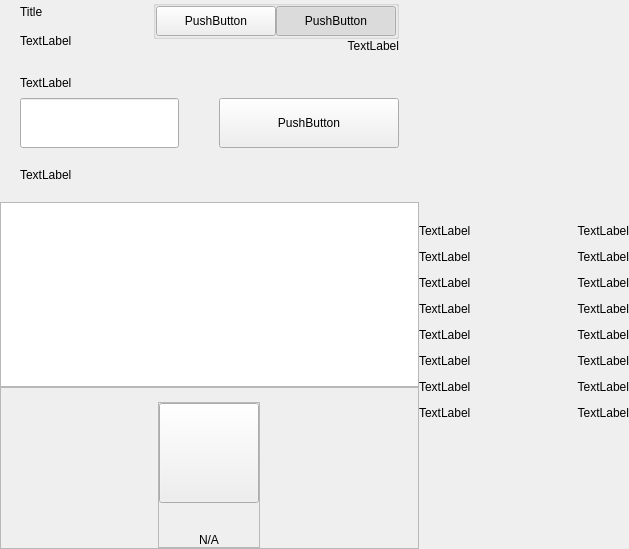
First picture: the form in src/qt/concrete/forms/privacywidget.ui, repository CONCRETE-Project/CONCRETE, before the edit.
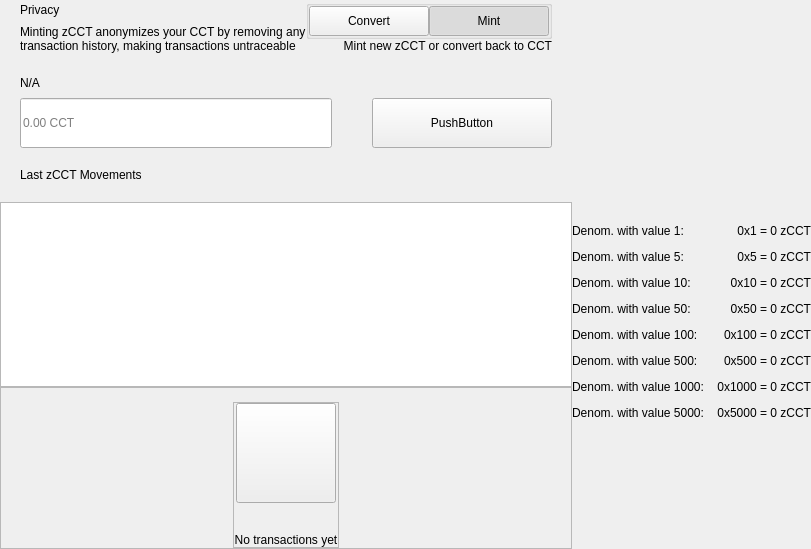
Second picture: the form after the edit. Custom widgets are drawn as their Qt base class.

```diff
--- a/src/qt/concrete/forms/privacywidget.ui
+++ b/src/qt/concrete/forms/privacywidget.ui
@@ -73,7 +73,7 @@
               <item>
                <widget class="QLabel" name="labelTitle">
                 <property name="text">
-                 <string>Title</string>
+                 <string>Privacy</string>
                 </property>
                </widget>
               </item>
@@ -86,7 +86,8 @@
                  </size>
                 </property>
                 <property name="text">
-                 <string>TextLabel</string>
+                 <string>Minting zCCT anonymizes your CCT by removing any
+transaction history, making transactions untraceable</string>
                 </property>
                </widget>
               </item>
@@ -162,7 +163,7 @@
                      <enum>Qt::NoFocus</enum>
                     </property>
                     <property name="text">
-                     <string>PushButton</string>
+                     <string>Convert</string>
                     </property>
                     <property name="checkable">
                      <bool>true</bool>
@@ -190,7 +191,7 @@
                      <enum>Qt::NoFocus</enum>
                     </property>
                     <property name="text">
-                     <string>PushButton</string>
+                     <string>Mint</string>
                     </property>
                     <property name="checkable">
                      <bool>true</bool>
@@ -209,7 +210,7 @@
                <item alignment="Qt::AlignTop">
                 <widget class="QLabel" name="labelSubtitle2">
                  <property name="text">
-                  <string>TextLabel</string>
+                  <string>Mint new zCCT or convert back to CCT</string>
                  </property>
                  <property name="alignment">
                   <set>Qt::AlignRight|Qt::AlignTrailing|Qt::AlignVCenter</set>
@@ -262,7 +263,7 @@
                  </size>
                 </property>
                 <property name="text">
-                 <string>TextLabel</string>
+                 <string notr="true">N/A</string>
                 </property>
                </widget>
               </item>
@@ -282,6 +283,9 @@
                   <property name="maxLength">
                    <number>8</number>
                   </property>
+                  <property name="placeholderText">
+                   <string notr="true">0.00 CCT</string>
+                  </property>
                  </widget>
                 </item>
                 <item>
@@ -348,7 +352,7 @@
           <item>
            <widget class="QLabel" name="labelListHistory">
             <property name="text">
-             <string>TextLabel</string>
+             <string>Last zCCT Movements</string>
             </property>
            </widget>
           </item>
@@ -492,7 +496,7 @@
                    <string notr="true"/>
                   </property>
                   <property name="text">
-                   <string>N/A</string>
+                   <string>No transactions yet</string>
                   </property>
                   <property name="alignment">
                    <set>Qt::AlignCenter</set>
@@ -595,14 +599,14 @@
              <item>
               <widget class="QLabel" name="labelTitleDenom1">
                <property name="text">
-                <string>TextLabel</string>
+                <string>Denom. with value 1:</string>
                </property>
               </widget>
              </item>
              <item>
               <widget class="QLabel" name="labelValueDenom1">
                <property name="text">
-                <string>TextLabel</string>
+                <string notr="true">0x1 = 0 zCCT</string>
                </property>
                <property name="alignment">
                 <set>Qt::AlignRight|Qt::AlignTrailing|Qt::AlignVCenter</set>
@@ -616,14 +620,14 @@
              <item>
               <widget class="QLabel" name="labelTitleDenom5">
                <property name="text">
-                <string>TextLabel</string>
+                <string>Denom. with value 5:</string>
                </property>
               </widget>
              </item>
              <item>
               <widget class="QLabel" name="labelValueDenom5">
                <property name="text">
-                <string>TextLabel</string>
+                <string notr="true">0x5 = 0 zCCT</string>
                </property>
                <property name="alignment">
                 <set>Qt::AlignRight|Qt::AlignTrailing|Qt::AlignVCenter</set>
@@ -637,14 +641,14 @@
              <item>
               <widget class="QLabel" name="labelTitleDenom10">
                <property name="text">
-                <string>TextLabel</string>
+                <string>Denom. with value 10:</string>
                </property>
               </widget>
              </item>
              <item>
               <widget class="QLabel" name="labelValueDenom10">
                <property name="text">
-                <string>TextLabel</string>
+                <string notr="true">0x10 = 0 zCCT</string>
                </property>
                <property name="alignment">
                 <set>Qt::AlignRight|Qt::AlignTrailing|Qt::AlignVCenter</set>
@@ -658,14 +662,14 @@
              <item>
               <widget class="QLabel" name="labelTitleDenom50">
                <property name="text">
-                <string>TextLabel</string>
+                <string>Denom. with value 50:</string>
                </property>
               </widget>
              </item>
              <item>
               <widget class="QLabel" name="labelValueDenom50">
                <property name="text">
-                <string>TextLabel</string>
+                <string notr="true">0x50 = 0 zCCT</string>
                </property>
                <property name="alignment">
                 <set>Qt::AlignRight|Qt::AlignTrailing|Qt::AlignVCenter</set>
@@ -679,14 +683,14 @@
              <item>
               <widget class="QLabel" name="labelTitleDenom100">
                <property name="text">
-                <string>TextLabel</string>
+                <string>Denom. with value 100:</string>
                </property>
               </widget>
              </item>
              <item>
               <widget class="QLabel" name="labelValueDenom100">
                <property name="text">
-                <string>TextLabel</string>
+                <string notr="true">0x100 = 0 zCCT</string>
                </property>
                <property name="alignment">
                 <set>Qt::AlignRight|Qt::AlignTrailing|Qt::AlignVCenter</set>
@@ -700,14 +704,14 @@
              <item>
               <widget class="QLabel" name="labelTitleDenom500">
                <property name="text">
-                <string>TextLabel</string>
+                <string>Denom. with value 500:</string>
                </property>
               </widget>
              </item>
              <item>
               <widget class="QLabel" name="labelValueDenom500">
                <property name="text">
-                <string>TextLabel</string>
+                <string notr="true">0x500 = 0 zCCT</string>
                </property>
                <property name="alignment">
                 <set>Qt::AlignRight|Qt::AlignTrailing|Qt::AlignVCenter</set>
@@ -721,14 +725,14 @@
              <item>
               <widget class="QLabel" name="labelTitleDenom1000">
                <property name="text">
-                <string>TextLabel</string>
+                <string>Denom. with value 1000:</string>
                </property>
               </widget>
              </item>
              <item>
               <widget class="QLabel" name="labelValueDenom1000">
                <property name="text">
-                <string>TextLabel</string>
+                <string notr="true">0x1000 = 0 zCCT</string>
                </property>
                <property name="alignment">
                 <set>Qt::AlignRight|Qt::AlignTrailing|Qt::AlignVCenter</set>
@@ -742,14 +746,14 @@
              <item>
               <widget class="QLabel" name="labelTitleDenom5000">
                <property name="text">
-                <string>TextLabel</string>
+                <string>Denom. with value 5000:</string>
                </property>
               </widget>
              </item>
              <item>
               <widget class="QLabel" name="labelValueDenom5000">
                <property name="text">
-                <string>TextLabel</string>
+                <string notr="true">0x5000 = 0 zCCT</string>
                </property>
                <property name="alignment">
                 <set>Qt::AlignRight|Qt::AlignTrailing|Qt::AlignVCenter</set>
```
